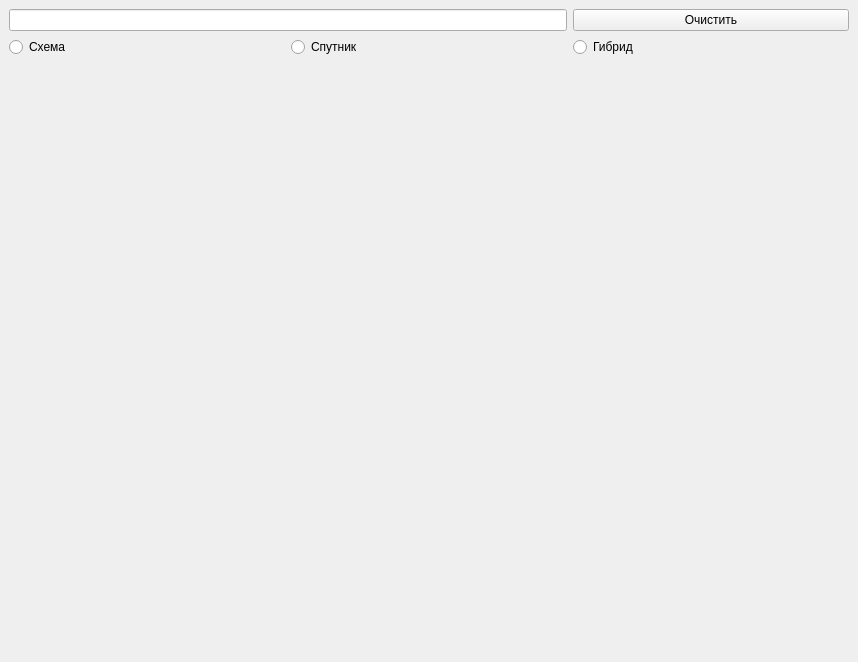
genhost/yandex-maps, file main.ui: the form before one commit.
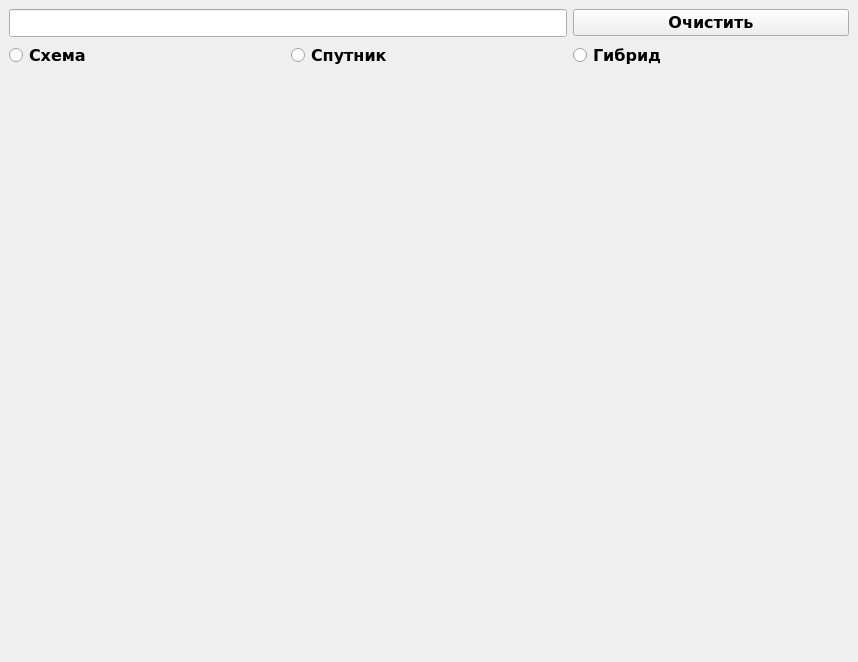
The form after the commit. Icons and pictures are not drawn.

Commit message: settings fonts in app

```diff
--- a/main.ui
+++ b/main.ui
@@ -19,16 +19,49 @@
      <layout class="QGridLayout" name="gridLayout">
       <item row="2" column="0" colspan="3">
        <widget class="QLabel" name="map">
+        <property name="sizePolicy">
+         <sizepolicy hsizetype="Preferred" vsizetype="Preferred">
+          <horstretch>0</horstretch>
+          <verstretch>0</verstretch>
+         </sizepolicy>
+        </property>
+        <property name="minimumSize">
+         <size>
+          <width>0</width>
+          <height>90</height>
+         </size>
+        </property>
         <property name="text">
          <string/>
         </property>
        </widget>
       </item>
       <item row="0" column="0" colspan="2">
-       <widget class="QLineEdit" name="serch_line"/>
+       <widget class="QLineEdit" name="serch_line">
+        <property name="sizePolicy">
+         <sizepolicy hsizetype="Expanding" vsizetype="Minimum">
+          <horstretch>0</horstretch>
+          <verstretch>0</verstretch>
+         </sizepolicy>
+        </property>
+        <property name="minimumSize">
+         <size>
+          <width>0</width>
+          <height>28</height>
+         </size>
+        </property>
+       </widget>
       </item>
       <item row="0" column="2">
        <widget class="QPushButton" name="clear_serch">
+        <property name="font">
+         <font>
+          <family>DejaVu Sans</family>
+          <pointsize>12</pointsize>
+          <weight>75</weight>
+          <bold>true</bold>
+         </font>
+        </property>
         <property name="text">
          <string>Очистить</string>
         </property>
@@ -36,6 +69,14 @@
       </item>
       <item row="1" column="0">
        <widget class="QRadioButton" name="schematic">
+        <property name="font">
+         <font>
+          <family>DejaVu Sans</family>
+          <pointsize>12</pointsize>
+          <weight>75</weight>
+          <bold>true</bold>
+         </font>
+        </property>
         <property name="text">
          <string>Схема</string>
         </property>
@@ -43,6 +84,14 @@
       </item>
       <item row="1" column="1">
        <widget class="QRadioButton" name="satellite">
+        <property name="font">
+         <font>
+          <family>DejaVu Sans</family>
+          <pointsize>12</pointsize>
+          <weight>75</weight>
+          <bold>true</bold>
+         </font>
+        </property>
         <property name="text">
          <string>Спутник</string>
         </property>
@@ -50,6 +99,14 @@
       </item>
       <item row="1" column="2">
        <widget class="QRadioButton" name="hybrid">
+        <property name="font">
+         <font>
+          <family>DejaVu Sans</family>
+          <pointsize>12</pointsize>
+          <weight>75</weight>
+          <bold>true</bold>
+         </font>
+        </property>
         <property name="text">
          <string>Гибрид</string>
         </property>
```
Left out of the diff: 16 changed lines with no effect on the pictures. The commit also changes 5 other files.
